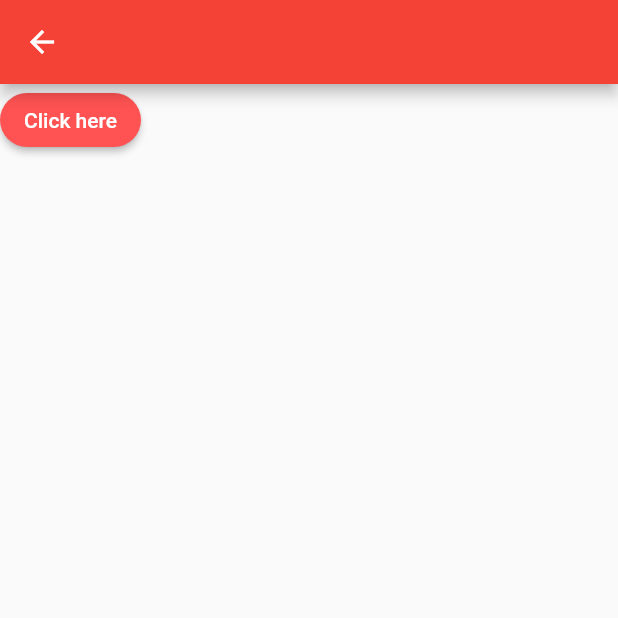
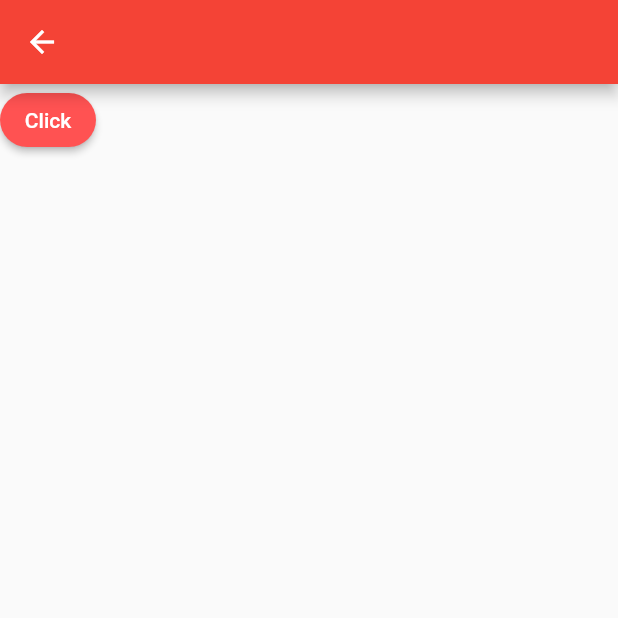
Before and after one commit to abusufiancse/My_firstApp, a Flutter app: the Homepage screen opened directly, on a phone screen of 412 x 824 dp, the top half of it. Run offline on Flutter 3.47's test engine with Material 2 defaults, Android fonts, the phone set to English and light mode, and no system bars.

Commit message:
second commit

```diff
--- a/lib/home_page.dart
+++ b/lib/home_page.dart
@@ -15,7 +15,7 @@ class Homepage extends StatelessWidget {
             children: [
               ElevatedButton(
                 onPressed: () {},
-                child: Text("Click here"),
+                child: Text("Click"),
                 style: ElevatedButton.styleFrom(
                     backgroundColor: Colors.redAccent,
                     foregroundColor: Colors.white,
```
